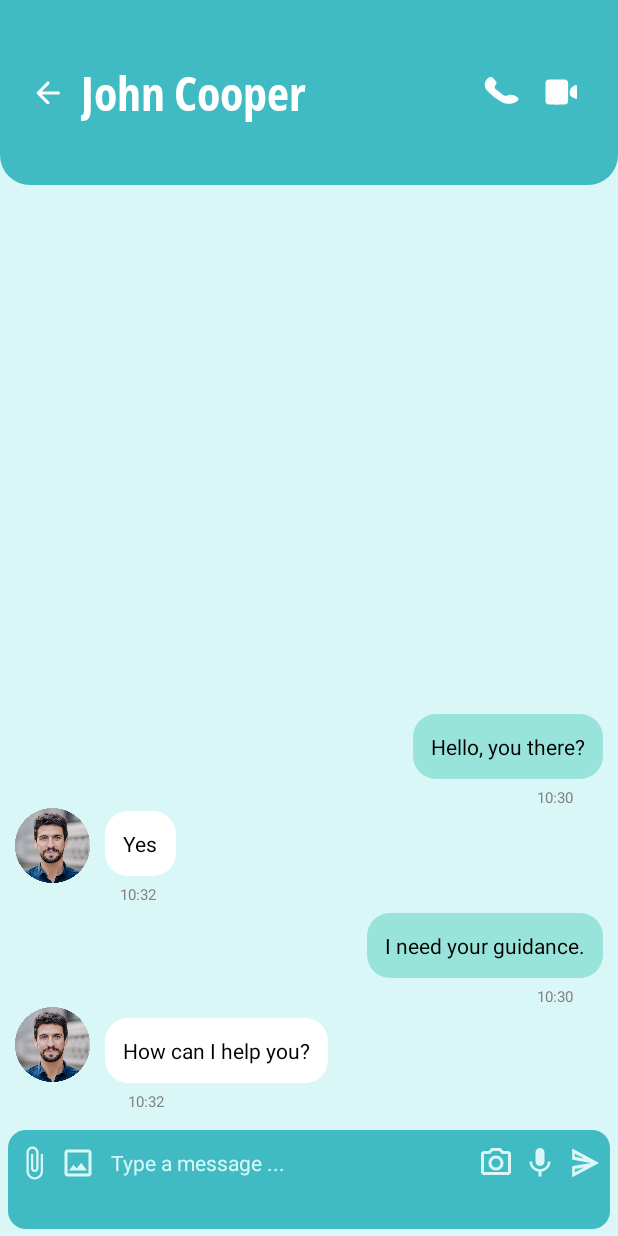
After one commit to IbrahimBasit5802/MentorMe, an Android app: the fragment ChatPersonFragment shown on its own in the app's theme, on a phone screen of 412 x 824 dp. The commit adds this screen. Run offline under Robolectric (Android 15) with nearby library versions, the phone set to English and light mode, and no system bars; libraries missing offline, so code that uses them is left out: com.ibrahimbasit.

Commit message:
person chat screen done need to do community chat screen

```diff
--- /dev/null
+++ b/app/src/main/java/com/ibrahimbasit/I210669/ChatPersonFragment.kt
@@ -0,0 +1,59 @@
+package com.ibrahimbasit.I210669
+
+import android.os.Bundle
+import androidx.fragment.app.Fragment
+import android.view.LayoutInflater
+import android.view.View
+import android.view.ViewGroup
+
+// TODO: Rename parameter arguments, choose names that match
+// the fragment initialization parameters, e.g. ARG_ITEM_NUMBER
+private const val ARG_PARAM1 = "param1"
+private const val ARG_PARAM2 = "param2"
+
+/**
+ * A simple [Fragment] subclass.
+ * Use the [ChatPersonFragment.newInstance] factory method to
+ * create an instance of this fragment.
+ */
+class ChatPersonFragment : Fragment() {
+    // TODO: Rename and change types of parameters
+    private var param1: String? = null
+    private var param2: String? = null
+
+    override fun onCreate(savedInstanceState: Bundle?) {
+        super.onCreate(savedInstanceState)
+        arguments?.let {
+            param1 = it.getString(ARG_PARAM1)
+            param2 = it.getString(ARG_PARAM2)
+        }
+    }
+
+    override fun onCreateView(
+        inflater: LayoutInflater, container: ViewGroup?,
+        savedInstanceState: Bundle?
+    ): View? {
+        // Inflate the layout for this fragment
+        return inflater.inflate(R.layout.fragment_chat_person, container, false)
+    }
+
+    companion object {
+        /**
+         * Use this factory method to create a new instance of
+         * this fragment using the provided parameters.
+         *
+         * @param param1 Parameter 1.
+         * @param param2 Parameter 2.
+         * @return A new instance of fragment ChatPersonFragment.
+         */
+        // TODO: Rename and change types and number of parameters
+        @JvmStatic
+        fun newInstance(param1: String, param2: String) =
+            ChatPersonFragment().apply {
+                arguments = Bundle().apply {
+                    putString(ARG_PARAM1, param1)
+                    putString(ARG_PARAM2, param2)
+                }
+            }
+    }
+}
--- /dev/null
+++ b/app/src/main/res/drawable/baseline_attach_file_24.xml
@@ -0,0 +1,5 @@
+<vector android:height="24dp" android:tint="#DAF7F7"
+    android:viewportHeight="24" android:viewportWidth="24"
+    android:width="24dp" xmlns:android="http://schemas.android.com/apk/res/android">
+    <path android:fillColor="@android:color/white" android:pathData="M16.5,6v11.5c0,2.21 -1.79,4 -4,4s-4,-1.79 -4,-4V5c0,-1.38 1.12,-2.5 2.5,-2.5s2.5,1.12 2.5,2.5v10.5c0,0.55 -0.45,1 -1,1s-1,-0.45 -1,-1V6H10v9.5c0,1.38 1.12,2.5 2.5,2.5s2.5,-1.12 2.5,-2.5V5c0,-2.21 -1.79,-4 -4,-4S7,2.79 7,5v12.5c0,3.04 2.46,5.5 5.5,5.5s5.5,-2.46 5.5,-5.5V6h-1.5z"/>
+</vector>
--- /dev/null
+++ b/app/src/main/res/drawable/call_button.xml
@@ -0,0 +1,10 @@
+<vector xmlns:android="http://schemas.android.com/apk/res/android"
+    android:width="60.84dp"
+    android:height="82dp"
+    android:viewportWidth="78"
+    android:viewportHeight="82">
+  <path
+      android:pathData="M26.143,13.42C27.876,15.473 29.283,17.321 30.721,19.144C32.822,21.808 33.061,24.607 31.196,27.448C28.827,31.057 29.736,33.888 32.818,36.602C35.559,39.014 38.146,41.63 40.579,44.354C43.169,47.254 45.765,47.943 49.351,45.982C53.588,43.665 61.693,46.703 63.747,51.169C64.754,53.356 64.208,55.29 62.226,56.902C54.625,63.08 46.297,63.194 38.479,57.202C31.171,51.601 24.745,45.135 19.228,37.773C13.814,30.548 14.34,20.989 20.397,14.407C21.975,12.693 23.773,12.489 26.143,13.42z"
+      android:fillColor="#FBFEFE"
+      android:strokeColor="#00000000"/>
+</vector>
--- /dev/null
+++ b/app/src/main/res/drawable/camera_icon.xml
@@ -0,0 +1,5 @@
+<vector android:height="24dp" android:tint="#DAF7F7"
+    android:viewportHeight="24" android:viewportWidth="24"
+    android:width="24dp" xmlns:android="http://schemas.android.com/apk/res/android">
+    <path android:fillColor="@android:color/white" android:pathData="M20,4h-3.17L15,2L9,2L7.17,4L4,4c-1.1,0 -2,0.9 -2,2v12c0,1.1 0.9,2 2,2h16c1.1,0 2,-0.9 2,-2L22,6c0,-1.1 -0.9,-2 -2,-2zM20,18L4,18L4,6h4.05l1.83,-2h4.24l1.83,2L20,6v12zM12,7c-2.76,0 -5,2.24 -5,5s2.24,5 5,5 5,-2.24 5,-5 -2.24,-5 -5,-5zM12,15c-1.65,0 -3,-1.35 -3,-3s1.35,-3 3,-3 3,1.35 3,3 -1.35,3 -3,3z"/>
+</vector>
--- /dev/null
+++ b/app/src/main/res/drawable/chat_arrow_back.xml
@@ -0,0 +1,5 @@
+<vector android:autoMirrored="true" android:height="24dp"
+    android:tint="#FFFFFF" android:viewportHeight="24"
+    android:viewportWidth="24" android:width="24dp" xmlns:android="http://schemas.android.com/apk/res/android">
+    <path android:fillColor="@android:color/white" android:pathData="M19,11H7.83l4.88,-4.88c0.39,-0.39 0.39,-1.03 0,-1.42 -0.39,-0.39 -1.02,-0.39 -1.41,0l-6.59,6.59c-0.39,0.39 -0.39,1.02 0,1.41l6.59,6.59c0.39,0.39 1.02,0.39 1.41,0 0.39,-0.39 0.39,-1.02 0,-1.41L7.83,13H19c0.55,0 1,-0.45 1,-1s-0.45,-1 -1,-1z"/>
+</vector>
--- /dev/null
+++ b/app/src/main/res/drawable/chat_bottom_container.xml
@@ -0,0 +1,10 @@
+<?xml version="1.0" encoding="utf-8"?>
+<shape xmlns:android="http://schemas.android.com/apk/res/android"
+    android:shape="rectangle"
+    >
+
+    <solid android:color="@color/containerColor"/>
+    <corners android:radius="12dp"/>
+
+
+</shape>
--- /dev/null
+++ b/app/src/main/res/drawable/chat_top_container.xml
@@ -0,0 +1,10 @@
+<?xml version="1.0" encoding="utf-8"?>
+<shape xmlns:android="http://schemas.android.com/apk/res/android"
+    android:shape="rectangle"
+
+    >
+    <solid android:color="@color/containerColor"/>
+    <corners android:bottomRightRadius="20dp"
+        android:bottomLeftRadius="20dp"/>
+
+</shape>
--- /dev/null
+++ b/app/src/main/res/drawable/image_upload.xml
@@ -0,0 +1,5 @@
+<vector android:height="24dp" android:tint="#DAF7F7"
+    android:viewportHeight="24" android:viewportWidth="24"
+    android:width="24dp" xmlns:android="http://schemas.android.com/apk/res/android">
+    <path android:fillColor="@android:color/white" android:pathData="M19,5v14L5,19L5,5h14m0,-2L5,3c-1.1,0 -2,0.9 -2,2v14c0,1.1 0.9,2 2,2h14c1.1,0 2,-0.9 2,-2L21,5c0,-1.1 -0.9,-2 -2,-2zM14.14,11.86l-3,3.87L9,13.14 6,17h12l-3.86,-5.14z"/>
+</vector>
--- /dev/null
+++ b/app/src/main/res/drawable/message_background.xml
@@ -0,0 +1,10 @@
+<?xml version="1.0" encoding="utf-8"?>
+<shape xmlns:android="http://schemas.android.com/apk/res/android"
+    android:shape="rectangle"
+    >
+
+    <solid android:color="#98e4db"/>
+    <corners android:radius="15dp"/>
+
+
+</shape>
--- /dev/null
+++ b/app/src/main/res/drawable/mic_icon.xml
@@ -0,0 +1,5 @@
+<vector android:height="24dp" android:tint="#DAF7F7"
+    android:viewportHeight="24" android:viewportWidth="24"
+    android:width="24dp" xmlns:android="http://schemas.android.com/apk/res/android">
+    <path android:fillColor="@android:color/white" android:pathData="M12,14c1.66,0 2.99,-1.34 2.99,-3L15,5c0,-1.66 -1.34,-3 -3,-3S9,3.34 9,5v6c0,1.66 1.34,3 3,3zM17.3,11c0,3 -2.54,5.1 -5.3,5.1S6.7,14 6.7,11L5,11c0,3.41 2.72,6.23 6,6.72L11,21h2v-3.28c3.28,-0.48 6,-3.3 6,-6.72h-1.7z"/>
+</vector>
--- /dev/null
+++ b/app/src/main/res/drawable/send_icon.xml
@@ -0,0 +1,19 @@
+<vector xmlns:android="http://schemas.android.com/apk/res/android"
+    android:width="24dp"
+    android:height="24dp"
+    android:viewportWidth="368"
+    android:viewportHeight="296">
+
+  <path
+      android:pathData="M164.91,221.86C132.57,235.72 100.59,249.43 68.61,263.15C63.35,265.4 63.32,265.41 63.31,259.53C63.26,232.7 63.32,205.88 63.11,179.06C63.07,174.83 64.33,173.43 68.6,172.87C120.1,166.15 171.57,159.19 223.05,152.3C233.93,150.85 244.81,149.44 255.72,147.09C245.84,145.74 235.96,144.37 226.07,143.05C187.12,137.85 148.18,132.67 109.24,127.48C95.54,125.65 81.86,123.68 68.14,122.08C64.36,121.64 63.09,120.34 63.12,116.5C63.3,89.34 63.31,62.18 63.25,35.03C63.24,31.07 63.69,29.66 68.15,31.58C156.55,69.62 245.01,107.52 333.46,145.46C334.67,145.98 335.82,146.6 337.94,147.63C279.85,172.55 222.56,197.14 164.91,221.86z"
+      android:fillColor="#DDF7F8"
+      android:strokeColor="#00000000"/>
+  <path
+      android:pathData="M171.53,104.48C176.11,106.47 180.35,108.3 184.59,110.12C184.52,110.41 184.44,110.7 184.37,110.98C175.9,109.9 167.43,108.86 158.97,107.74C137.37,104.86 115.79,101.83 94.16,99.14C90.26,98.66 89.08,97.22 89.24,93.49C89.49,87.51 89.34,81.51 89.39,75.52C89.45,69.35 89.47,69.32 95.02,71.7C119.8,82.31 144.57,92.94 169.34,103.56C169.96,103.82 170.57,104.06 171.53,104.48z"
+      android:fillColor="#54C3CA"
+      android:strokeColor="#00000000"/>
+  <path
+      android:pathData="M128.12,209.08C116.47,214.08 105.14,218.86 93.89,223.84C90.46,225.36 89.11,224.86 89.23,220.86C89.42,214.21 89.37,207.55 89.24,200.9C89.18,197.94 90,196.42 93.29,195.99C120.48,192.48 147.64,188.78 174.82,185.19C176.86,184.91 178.99,184.47 182.4,185.79C163.68,193.83 146.08,201.39 128.12,209.08z"
+      android:fillColor="#53C3CA"
+      android:strokeColor="#00000000"/>
+</vector>
--- /dev/null
+++ b/app/src/main/res/drawable/video_call_icon.xml
@@ -0,0 +1,15 @@
+<vector xmlns:android="http://schemas.android.com/apk/res/android"
+    android:width="88.36dp"
+    android:height="76dp"
+    android:viewportWidth="94"
+    android:viewportHeight="76">
+
+  <path
+      android:pathData="M40,58.669C35.024,58.569 30.537,58.564 26.062,58.341C22.066,58.143 20.026,55.794 20.003,51.866C19.944,42.064 19.941,32.26 20.008,22.458C20.036,18.278 22.213,15.926 26.481,15.901C35.287,15.849 44.093,15.86 52.898,15.89C56.868,15.904 59.28,17.925 59.332,21.925C59.464,32.048 59.455,42.174 59.355,52.297C59.315,56.334 56.82,58.276 52.947,58.428C48.799,58.591 44.646,58.595 40,58.669z"
+      android:fillColor="#FCFEFE"
+      android:strokeColor="#00000000"/>
+  <path
+      android:pathData="M74.877,26.761C74.94,34.304 74.94,41.422 74.94,48.507C71.185,48.691 63.755,44.772 62.939,42.455C61.079,37.177 63.093,30.478 67.728,28.04C69.815,26.942 71.624,23.275 74.877,26.761z"
+      android:fillColor="#FCFEFE"
+      android:strokeColor="#00000000"/>
+</vector>
--- /dev/null
+++ b/app/src/main/res/drawable/white_message_background.xml
@@ -0,0 +1,10 @@
+<?xml version="1.0" encoding="utf-8"?>
+<shape xmlns:android="http://schemas.android.com/apk/res/android"
+    android:shape="rectangle"
+    >
+
+    <solid android:color="#ffffff"/>
+    <corners android:radius="15dp"/>
+
+
+</shape>
--- a/app/src/main/res/layout/fragment_chat.xml
+++ b/app/src/main/res/layout/fragment_chat.xml
@@ -35,6 +35,7 @@
            <TextView
                 android:layout_width="wrap_content"
                 android:layout_height="wrap_content"
+
                 android:text="Chats"
                 android:textSize="32sp"
                android:textStyle="bold"
@@ -278,7 +279,7 @@
                         android:layout_width="wrap_content"
                         android:layout_height="wrap_content"
                         android:text="John Cooper"
-
+                        android:fontFamily="@font/opensans_extrabold"
                         android:textSize="18sp"
                         android:textStyle="bold"
                         android:textColor="@color/headingTextColor"
@@ -331,7 +332,7 @@
                         android:layout_width="wrap_content"
                         android:layout_height="wrap_content"
                         android:text="Jack Watson"
-
+                        android:fontFamily="@font/opensans_extrabold"
                         android:textSize="18sp"
                         android:textStyle="bold"
                         android:textColor="@color/headingTextColor"
@@ -383,6 +384,7 @@
                         android:layout_width="wrap_content"
                         android:layout_height="wrap_content"
                         android:text="Emma Phillips"
+                        android:fontFamily="@font/opensans_extrabold"
 
                         android:textSize="18sp"
                         android:textStyle="bold"
--- /dev/null
+++ b/app/src/main/res/layout/fragment_chat_person.xml
@@ -0,0 +1,300 @@
+<?xml version="1.0" encoding="utf-8"?>
+<FrameLayout xmlns:android="http://schemas.android.com/apk/res/android"
+    xmlns:tools="http://schemas.android.com/tools"
+    android:layout_width="match_parent"
+    android:layout_height="match_parent"
+    xmlns:app="http://schemas.android.com/apk/res-auto"
+    tools:context=".ChatPersonFragment">
+
+   <androidx.constraintlayout.widget.ConstraintLayout
+       android:layout_width="match_parent"
+       android:background="@color/splashScreenBgColor"
+       android:layout_height="match_parent">
+
+       <androidx.constraintlayout.widget.ConstraintLayout
+           android:id="@+id/upperPart"
+           android:layout_width="match_parent"
+           android:layout_height="0dp"
+           android:background="@drawable/chat_top_container"
+           app:layout_constraintHeight_percent="0.15"
+           app:layout_constraintStart_toStartOf="parent"
+           app:layout_constraintTop_toTopOf="parent">
+
+       <View
+           android:layout_width="24dp"
+           android:layout_height="24dp"
+           android:background="@drawable/chat_arrow_back"
+           app:layout_constraintBottom_toBottomOf="@+id/upperPart"
+           app:layout_constraintStart_toStartOf="parent"
+           android:layout_marginStart="20dp"
+           android:id="@+id/backButton"
+           app:layout_constraintTop_toTopOf="parent" />
+
+       <TextView
+           android:layout_width="wrap_content"
+           android:layout_height="wrap_content"
+              android:text="John Cooper"
+              android:textColor="@color/primaryTextColor"
+                android:textSize="32sp"
+           app:layout_constraintTop_toTopOf="parent"
+              app:layout_constraintBottom_toBottomOf="@id/upperPart"
+              app:layout_constraintStart_toEndOf="@id/backButton"
+              android:layout_marginStart="10dp"
+           android:id="@+id/nameHeading"
+           android:fontFamily="@font/opensans_bold"/>
+
+       <View
+           android:layout_width="36dp"
+           android:layout_height="30dp"
+              android:background="@drawable/video_call_icon"
+              app:layout_constraintBottom_toBottomOf="@+id/upperPart"
+                app:layout_constraintEnd_toEndOf="parent"
+           app:layout_constraintTop_toTopOf="parent"
+           android:id="@+id/videoCallButton"
+              android:layout_marginEnd="20dp"/>
+
+       <View
+           android:layout_width="36dp"
+           android:layout_height="30dp"
+           android:background="@drawable/call_button"
+           app:layout_constraintBottom_toBottomOf="@+id/upperPart"
+           app:layout_constraintEnd_toEndOf="parent"
+           android:id="@+id/callButton"
+           app:layout_constraintTop_toTopOf="parent"
+           android:layout_marginEnd="60dp"/>
+       </androidx.constraintlayout.widget.ConstraintLayout>
+
+
+       <androidx.constraintlayout.widget.ConstraintLayout
+           android:layout_width="match_parent"
+           android:layout_height="0dp"
+           app:layout_constraintHeight_percent="0.75"
+           android:id="@+id/middlePart"
+           android:background="@color/splashScreenBgColor"
+           app:layout_constraintTop_toBottomOf="@id/upperPart"
+           app:layout_constraintStart_toStartOf="parent">
+
+           <View
+               android:id="@+id/chatPersonImage"
+               android:layout_width="50dp"
+               android:layout_height="50dp"
+                android:background="@drawable/jack_icon"
+                app:layout_constraintStart_toStartOf="parent"
+               app:layout_constraintBottom_toBottomOf="parent"
+                android:layout_marginStart="10dp"
+               android:layout_marginBottom="20dp"
+               android:layout_marginEnd="10dp"
+               app:layout_constraintEnd_toStartOf="@id/jackMessage"
+               />
+
+           <TextView
+               android:layout_width="wrap_content"
+               android:layout_height="wrap_content"
+                android:text="How can I help you?"
+                android:textColor="@color/secondaryTextColor"
+                android:textSize="14sp"
+               app:layout_constraintBottom_toTopOf="@id/time1"
+               app:layout_constraintStart_toEndOf="@id/chatPersonImage"
+               android:layout_marginBottom="5dp"
+               android:background="@drawable/white_message_background"
+               android:padding="12dp"
+               android:layout_marginStart="10dp"
+                android:id="@+id/jackMessage"
+               />
+
+           <TextView
+               android:layout_width="wrap_content"
+                android:layout_height="wrap_content"
+               android:id="@+id/time1"
+               android:text="10:32"
+                android:textColor="@color/textFieldHintTextColor"
+                android:textSize="10sp"
+               android:layout_marginStart="15dp"
+               app:layout_constraintStart_toStartOf="@id/jackMessage"
+                app:layout_constraintBottom_toBottomOf="parent"
+               />
+
+
+           <TextView
+               android:layout_width="wrap_content"
+               android:layout_height="wrap_content"
+                android:id="@+id/time2"
+                android:text="10:30"
+                android:textColor="@color/textFieldHintTextColor"
+                android:textSize="10sp"
+               app:layout_constraintEnd_toEndOf="parent"
+               app:layout_constraintBottom_toTopOf="@id/chatPersonImage"
+                android:layout_marginEnd="30dp"/>
+           <TextView
+               android:layout_width="wrap_content"
+               android:layout_height="wrap_content"
+                android:id="@+id/jackMessage2"
+               android:text="I need your guidance."
+                android:textColor="@color/secondaryTextColor"
+                android:textSize="14sp"
+                app:layout_constraintBottom_toTopOf="@id/time2"
+               app:layout_constraintEnd_toEndOf="parent"
+               android:background="@drawable/message_background"
+                android:padding="12dp"
+                android:layout_marginEnd="10dp"
+                android:layout_marginBottom="5dp"/>
+
+
+           <View
+                android:layout_width="50dp"
+                android:layout_height="50dp"
+                android:id="@+id/chatPersonImage2"
+                android:background="@drawable/jack_icon"
+                app:layout_constraintStart_toStartOf="parent"
+                app:layout_constraintBottom_toTopOf="@id/jackMessage2"
+                android:layout_marginStart="10dp"
+                android:layout_marginBottom="20dp"
+                android:layout_marginEnd="10dp"
+                />
+
+
+           <TextView
+               android:layout_width="wrap_content"
+               android:layout_height="wrap_content"
+                android:id="@+id/jackMessage3"
+                android:text="Yes"
+                android:textColor="@color/secondaryTextColor"
+                android:textSize="14sp"
+                app:layout_constraintBottom_toTopOf="@id/time3"
+                app:layout_constraintStart_toEndOf="@id/chatPersonImage2"
+                android:layout_marginBottom="5dp"
+                android:background="@drawable/white_message_background"
+                android:padding="12dp"
+                android:layout_marginStart="10dp"
+               />
+
+           <TextView
+               android:layout_width="wrap_content"
+               android:layout_height="wrap_content"
+               android:id="@+id/time3"
+               android:text="10:32"
+               android:textColor="@color/textFieldHintTextColor"
+               android:textSize="10sp"
+               android:layout_marginStart="10dp"
+               app:layout_constraintBottom_toTopOf="@id/jackMessage2"
+               android:layout_marginBottom="5dp"
+               app:layout_constraintStart_toStartOf="@id/jackMessage3"
+               />
+           <TextView
+               android:layout_width="wrap_content"
+               android:layout_height="wrap_content"
+               android:id="@+id/time4"
+               android:text="10:30"
+               android:textColor="@color/textFieldHintTextColor"
+               android:textSize="10sp"
+               app:layout_constraintEnd_toEndOf="parent"
+               app:layout_constraintBottom_toTopOf="@id/chatPersonImage2"
+               android:layout_marginEnd="30dp"/>
+
+           <TextView
+               android:layout_width="wrap_content"
+               android:layout_height="wrap_content"
+               android:id="@+id/jackMessage4"
+               android:text="Hello, you there?"
+               android:textColor="@color/secondaryTextColor"
+               android:textSize="14sp"
+               app:layout_constraintBottom_toTopOf="@id/time4"
+               app:layout_constraintEnd_toEndOf="parent"
+               android:background="@drawable/message_background"
+               android:padding="12dp"
+               android:layout_marginEnd="10dp"
+               android:layout_marginBottom="5dp"/>
+
+
+
+
+
+    </androidx.constraintlayout.widget.ConstraintLayout>
+
+
+       <androidx.constraintlayout.widget.ConstraintLayout
+           android:layout_width="match_parent"
+           android:layout_height="0dp"
+           app:layout_constraintHeight_percent="0.08"
+              android:id="@+id/lowerPart"
+              android:background="@drawable/chat_bottom_container"
+           android:layout_marginTop="12dp"
+           android:layout_marginBottom="10dp"
+           android:layout_marginStart="5dp"
+              android:layout_marginEnd="5dp"
+              app:layout_constraintTop_toBottomOf="@id/middlePart"
+                app:layout_constraintStart_toStartOf="parent">
+
+           <View
+               android:layout_width="24dp"
+               android:layout_height="24dp"
+               android:id="@+id/attachFileButton"
+                android:background="@drawable/baseline_attach_file_24"
+               app:layout_constraintTop_toTopOf="parent"
+               app:layout_constraintStart_toStartOf="parent"
+                android:layout_marginStart="5dp"
+               android:layout_marginTop="10dp"/>
+
+           <View
+               android:layout_width="24dp"
+               android:layout_height="24dp"
+               android:id="@+id/imageUploadButton"
+               android:background="@drawable/image_upload"
+                app:layout_constraintTop_toTopOf="parent"
+                app:layout_constraintStart_toEndOf="@id/attachFileButton"
+                android:layout_marginStart="5dp"
+                android:layout_marginTop="10dp"/>
+
+           <View
+               android:layout_width="24dp"
+               android:layout_height="24dp"
+                android:id="@+id/sendButton"
+                android:background="@drawable/send_icon"
+                app:layout_constraintTop_toTopOf="parent"
+                app:layout_constraintEnd_toEndOf="parent"
+                android:layout_marginEnd="5dp"
+                android:layout_marginTop="10dp"/>
+
+           <View
+               android:layout_width="24dp"
+               android:layout_height="24dp"
+                android:id="@+id/micButton"
+                android:background="@drawable/mic_icon"
+                app:layout_constraintTop_toTopOf="parent"
+                app:layout_constraintEnd_toStartOf="@id/sendButton"
+                android:layout_marginEnd="5dp"
+                android:layout_marginTop="10dp"/>
+           <View
+               android:layout_width="24dp"
+               android:layout_height="24dp"
+               android:id="@+id/cameraButton"
+                android:background="@drawable/camera_icon"
+                app:layout_constraintTop_toTopOf="parent"
+                app:layout_constraintEnd_toStartOf="@id/micButton"
+                android:layout_marginEnd="5dp"
+                android:layout_marginTop="10dp"/>
+
+           <EditText
+               android:id="@+id/myEditText"
+               android:layout_width="0dp"
+               android:layout_height="wrap_content"
+               android:textSize="14sp"
+               android:textColorHint="#daf7f7"
+               android:background="@android:color/transparent"
+               android:hint="Type a message ..."
+               app:layout_constraintTop_toTopOf="parent"
+               app:layout_constraintStart_toEndOf="@id/imageUploadButton"
+               app:layout_constraintEnd_toStartOf="@id/cameraButton"
+               android:layout_marginTop="12dp"
+               android:layout_marginStart="10dp"
+               android:layout_marginEnd="10dp"/>
+
+
+
+       </androidx.constraintlayout.widget.ConstraintLayout>
+
+   </androidx.constraintlayout.widget.ConstraintLayout>
+
+
+
+</FrameLayout>
```
Also changed, not shown: app/src/main/res/font/opensans_bold.ttf (added), app/src/main/res/font/opensans_extrabold.ttf (added), app/src/main/res/font/opensans_light.ttf (added), app/src/main/res/font/opensans_medium.ttf (added), app/src/main/res/font/opensans_regular.ttf (added).
